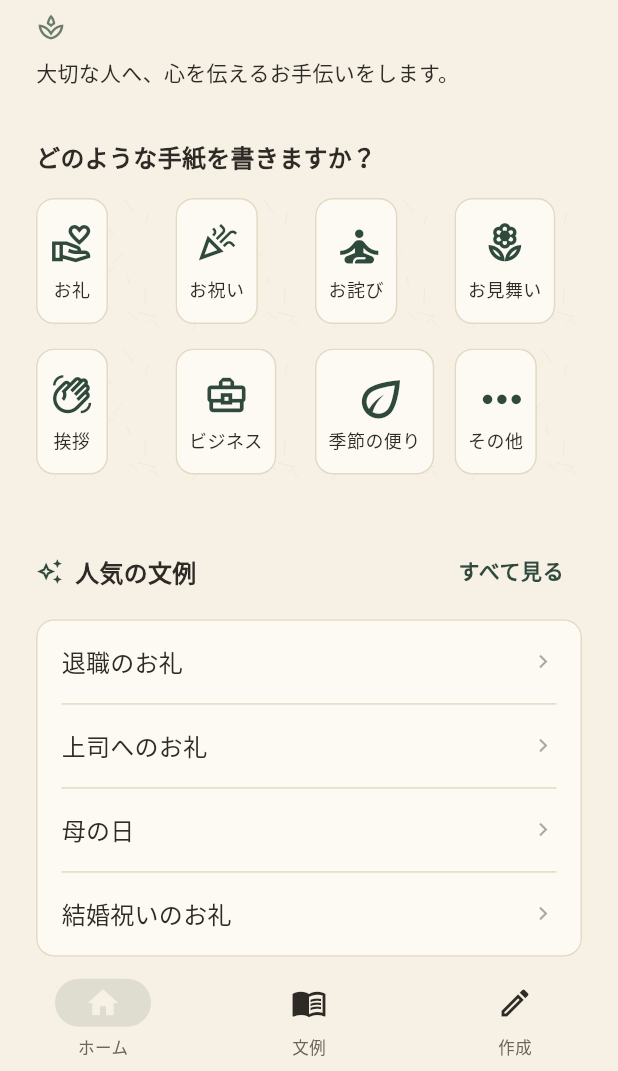
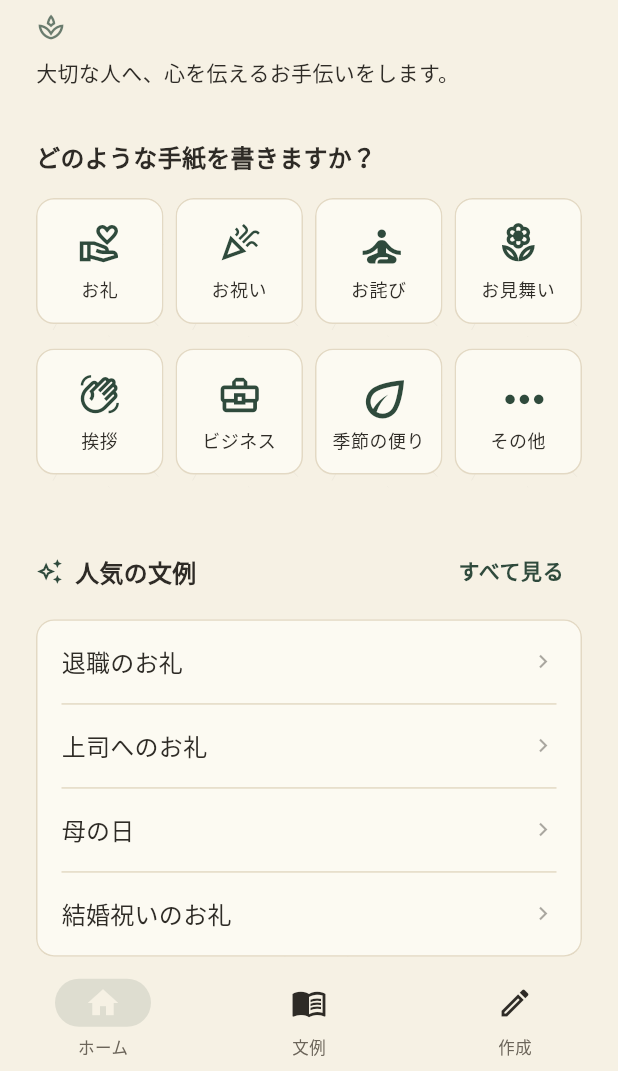
Before and after one commit to TakuyaShiobara/letter.app, a Flutter app: the screen it shows after launch, on a phone screen of 412 x 824 dp, the part 165-1236 px from its top. Run offline on Flutter 3.47's test engine with Material 3 defaults, Android fonts, the phone set to English and light mode, and no system bars; Roboto replaces fonts that are missing (NotoSerifJP).

Commit message:
Fix WashiCard shrink-wrapping to its content width instead of filling (#10)
Found the actual cause of the uneven home-screen card widths: Stack's
default StackFit.loose meant the non-positioned card body sized itself
to its own content (icon + label text) rather than the width its
parent (a GridView cell) gave it, while the Positioned.fill texture
layer did fill correctly. Labels with more characters ("お見舞い")
produced a visibly wider card border than short ones ("お礼") even
though every grid column is the same width.

Wraps the card body in SizedBox(width: double.infinity) instead of
using StackFit.expand, which would also force height to fill and
crash with an unbounded-height error in the several places this card
sits in a Column/ListView sized to its own content height.

Verified against a rendered screenshot: all 4 home-screen card widths
now measure exactly 90px (previously 46-66px, varying with label
length). Also re-checked the create-screen reference banner, AI-edit
preview card, result screen, and sample list — all still render
correctly with no overflow.

Co-authored-by: Claude <noreply@anthropic.com>

```diff
--- a/lib/widgets/washi_texture.dart
+++ b/lib/widgets/washi_texture.dart
@@ -32,7 +32,15 @@ class WashiTexture extends StatelessWidget {
               ),
             ),
           ),
-          child,
+          // Stack's default StackFit.loose lets a non-positioned child
+          // shrink-wrap its own content instead of filling the width its
+          // parent gave this widget — inside a fixed-width GridView cell
+          // that meant each card's visible border sized itself to its
+          // label's text width instead of the column width. Forcing width
+          // to fill (but leaving height alone) fixes that without risking
+          // an unbounded-height crash in the many places this card sits in
+          // a Column/ListView that sizes it to its own content height.
+          SizedBox(width: double.infinity, child: child),
         ],
       ),
     );
```
